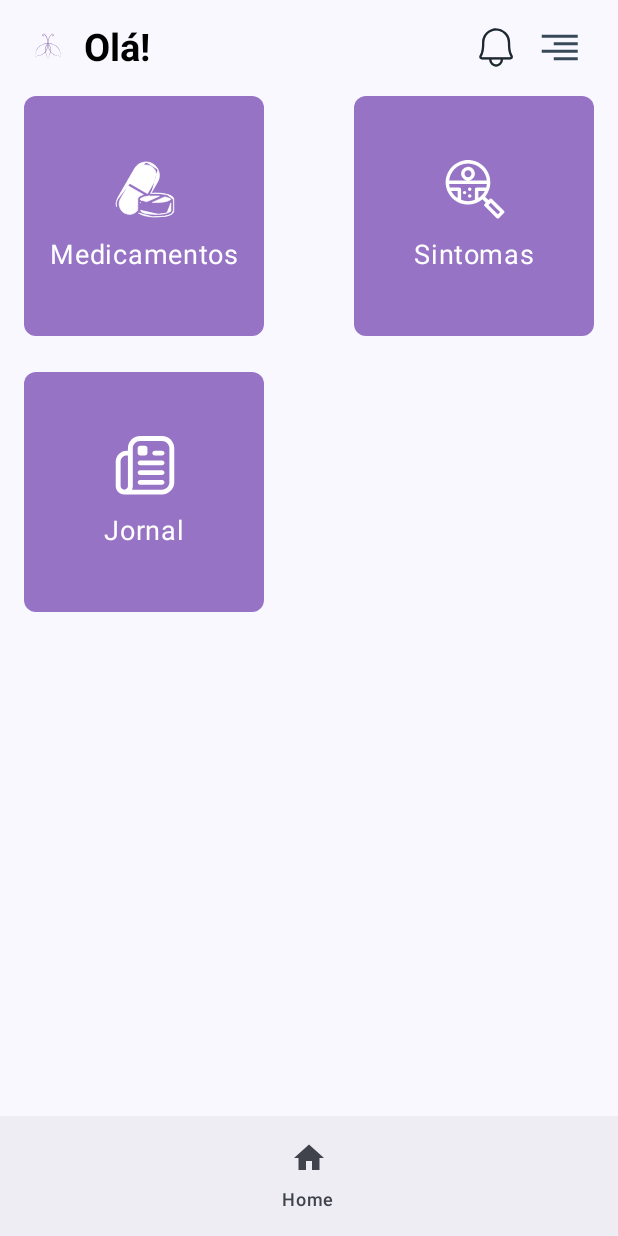
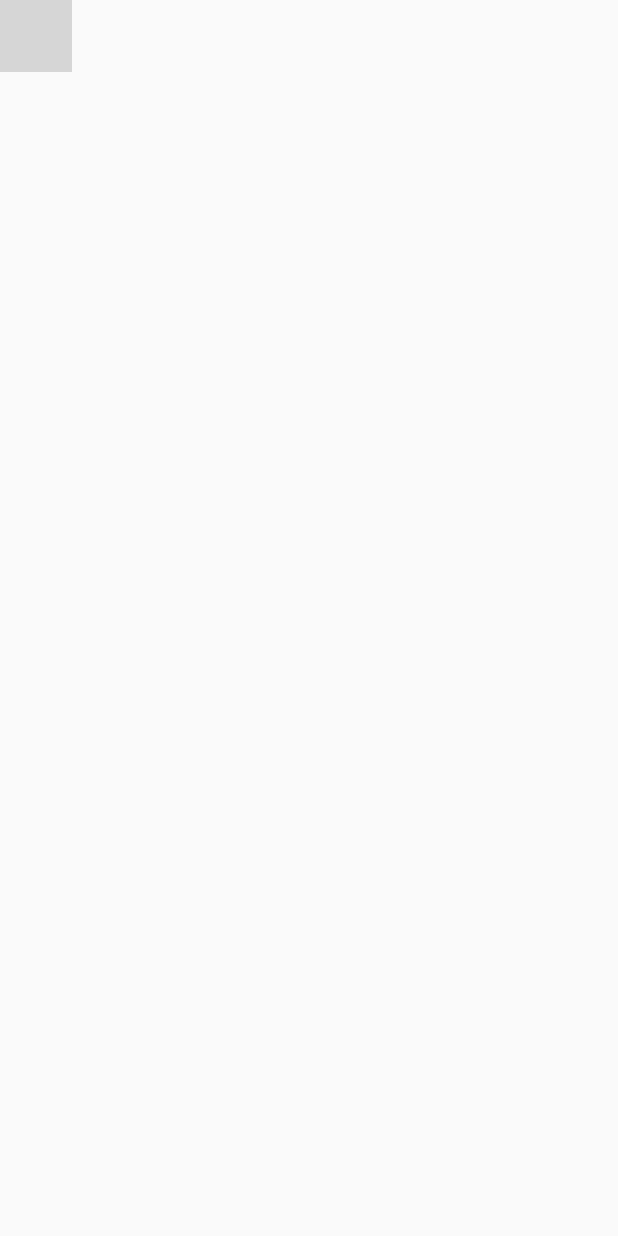
Before and after one commit to brenomonteiro/LUPIC, an Android app built with Jetpack Compose: the screen it shows after launch (MainActivity), after a tap on "Medicamentos", on a phone screen of 412 x 824 dp. Run offline under Robolectric (Android 15) with nearby library versions, the phone set to English and light mode, and no system bars; our stand-ins replace Firebase (no records; nobody signed in at launch, a user with empty details on screens opened directly); 1 statement that could not run was skipped; grey boxes are pictures that could not be loaded.

Commit message:
inicio da contrução da feature de medicamentos

```diff
--- a/app/src/main/java/com/example/lupicapp/MainActivity.kt
+++ b/app/src/main/java/com/example/lupicapp/MainActivity.kt
@@ -1,5 +1,6 @@
 package com.example.lupicapp
 
+import Stok
 import android.os.Bundle
 import androidx.activity.ComponentActivity
 import androidx.activity.compose.setContent
@@ -98,6 +99,10 @@ fun AppNavigation() {
         composable("journey") {
             PatientJourney(navController = navController,)
         }
+
+        composable("Stock") {
+            Stok()
+        }
     }
 }
 
--- a/app/src/main/java/com/example/lupicapp/ui/home/HomeScreen.kt
+++ b/app/src/main/java/com/example/lupicapp/ui/home/HomeScreen.kt
@@ -33,7 +33,7 @@ import com.example.lupicapp.R
 import com.example.lupicapp.model.GridItem
 
 val items = arrayOf(
-    GridItem("Medicamentos", R.drawable.medicamentos, "medicamentos"),
+    GridItem("Medicamentos", R.drawable.medicamentos, "stock"),
     GridItem("Sintomas", R.drawable.sintomas, "sintomas"),
     GridItem("Jornal", R.drawable.jornal, "jornal")
 )
```
